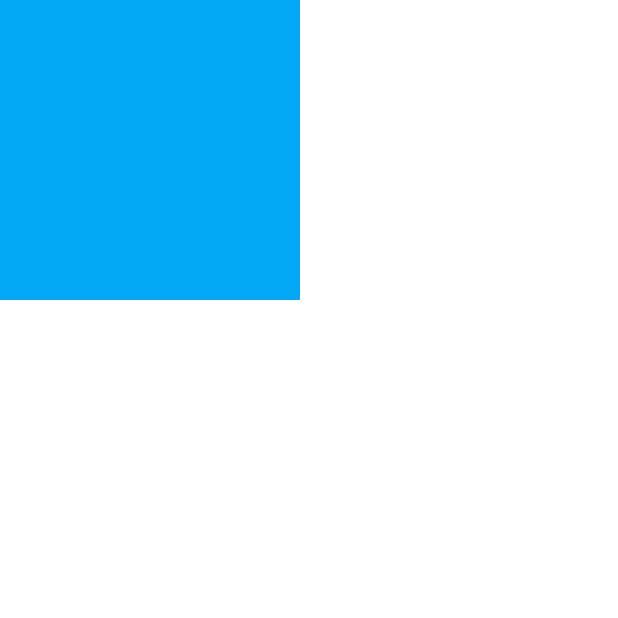
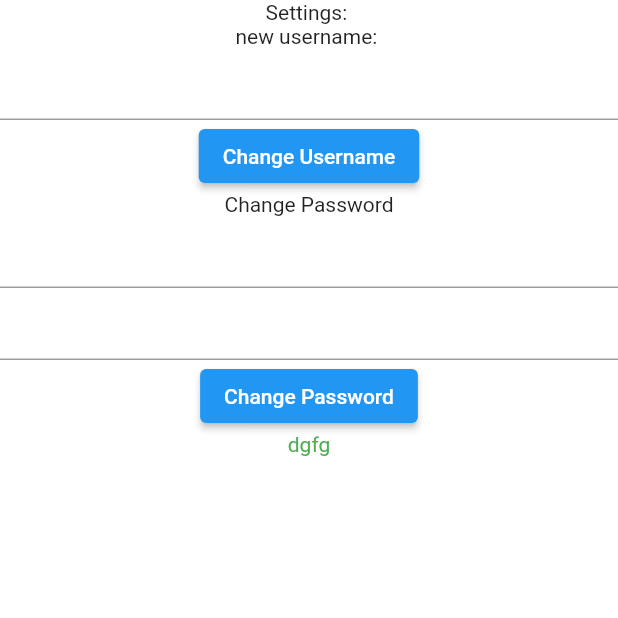
Before and after one commit to rez120/mobile-travel-application, a Flutter app: the SettingsScreen screen opened directly, on a phone screen of 412 x 824 dp, the top half of it. Run offline on Flutter 3.47's test engine with Material 2 defaults, Android fonts, the phone set to English and light mode, and no system bars; our stand-ins replace flutter_spinkit; missing offline and left inert: linkify.

Commit message:
added change username and password to settings screen

```diff
--- a/lib/screens/settings_screen/settingsScreen.dart
+++ b/lib/screens/settings_screen/settingsScreen.dart
@@ -1,3 +1,4 @@
+import 'package:app/helpers/info.dart';
 import 'package:flutter/material.dart';
 
 class SettingsScreen extends StatefulWidget {
@@ -6,13 +7,58 @@ class SettingsScreen extends StatefulWidget {
 }
 
 class _SettingsScreenState extends State<SettingsScreen> {
+  String message = "dgfg";
   @override
   Widget build(BuildContext context) {
-    return Scaffold(
-      body: Container(
-        color: Colors.lightBlue,
-        width: 200.0,
-        height: 200.0,
+    TextEditingController _usernameController = TextEditingController();
+    TextEditingController _passwordController = TextEditingController();
+    TextEditingController _passwordRepeatController = TextEditingController();
+    return SafeArea(
+      child: Scaffold(
+        body: Container(
+          child: Column(
+            children: [
+              Text("Settings: "),
+              Text("new username: "),
+              TextField(
+                controller: _usernameController,
+              ),
+              ElevatedButton(
+                  onPressed: () {
+                    if (_usernameController.text != "") {
+                      username = _usernameController.text;
+                      setState(() {
+                        message = "Settings successfully applied";
+                      });
+                    }
+                  },
+                  child: Text("Change Username")),
+              Text("Change Password"),
+              TextField(
+                controller: _passwordController,
+              ),
+              TextField(
+                controller: _passwordRepeatController,
+              ),
+              ElevatedButton(
+                  onPressed: () {
+                    if (_passwordController.text ==
+                            _passwordRepeatController.text &&
+                        _passwordController.text != "") {
+                      setState(() {
+                        password = _passwordRepeatController.text;
+                        message = "Settings successfully applied";
+                      });
+                    }
+                  },
+                  child: Text("Change Password")),
+              Text(
+                "$message",
+                style: TextStyle(color: Colors.green),
+              ),
+            ],
+          ),
+        ),
       ),
     );
   }
```
